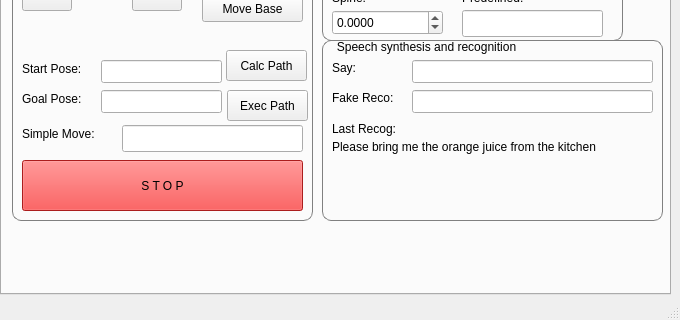
The window that catkin_ws/src/hri/justina_gui/src/MainWindow.ui (mnegretev/JustinaLight) describes before a commit, drawn with Qt 5; both pictures show x 0 to 680 and y 163 to 483 of the 680 by 483 pixel window.
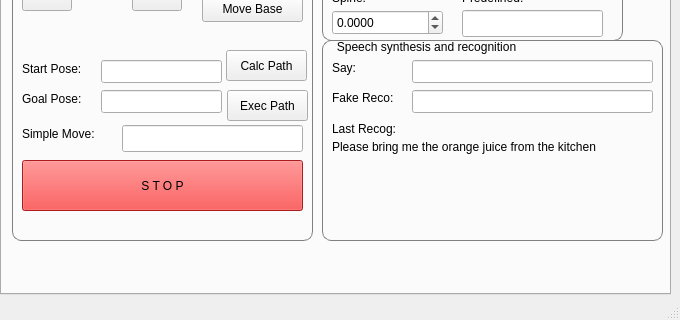
The same window after the commit.

Commit message: Modify launch for justina simulation to add speech recog and synthesis Modify GUI to display last recog sentence and add control to publish say commands and fake recognized sentences

```diff
--- a/catkin_ws/src/hri/justina_gui/src/MainWindow.ui
+++ b/catkin_ws/src/hri/justina_gui/src/MainWindow.ui
@@ -57,7 +57,7 @@
         <x>10</x>
         <y>0</y>
         <width>301</width>
-        <height>341</height>
+        <height>361</height>
        </rect>
       </property>
       <property name="styleSheet">
@@ -940,7 +940,7 @@
         <x>320</x>
         <y>160</y>
         <width>341</width>
-        <height>181</height>
+        <height>201</height>
        </rect>
       </property>
       <property name="title">
```
The commit also changes 7 other files.
